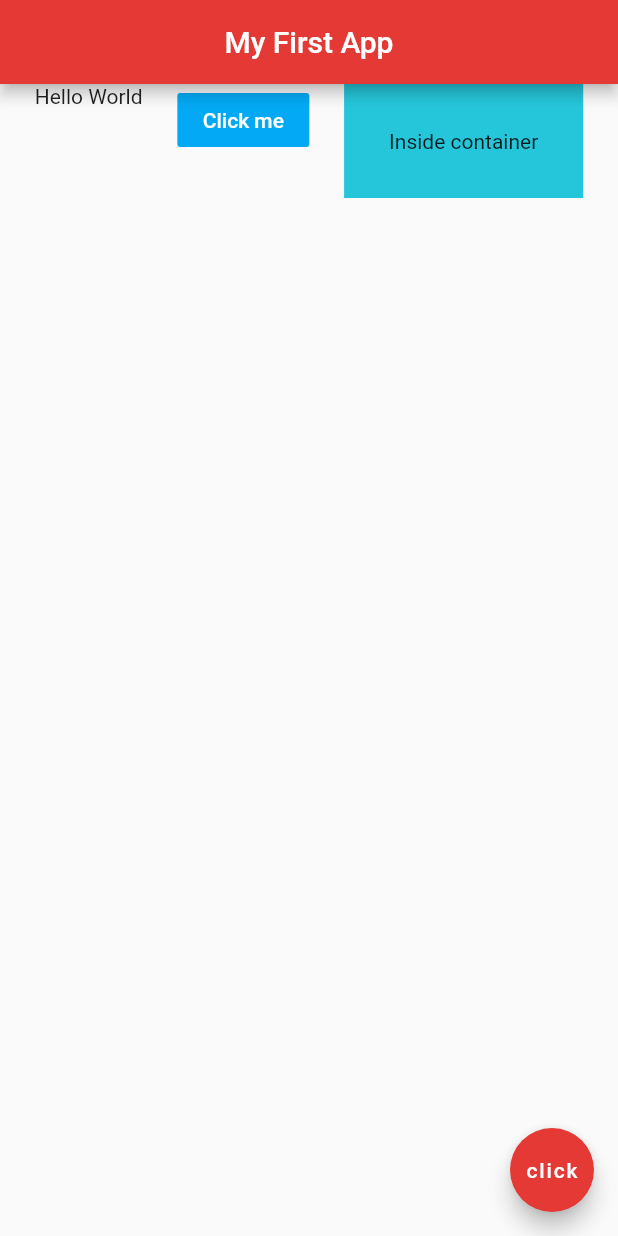
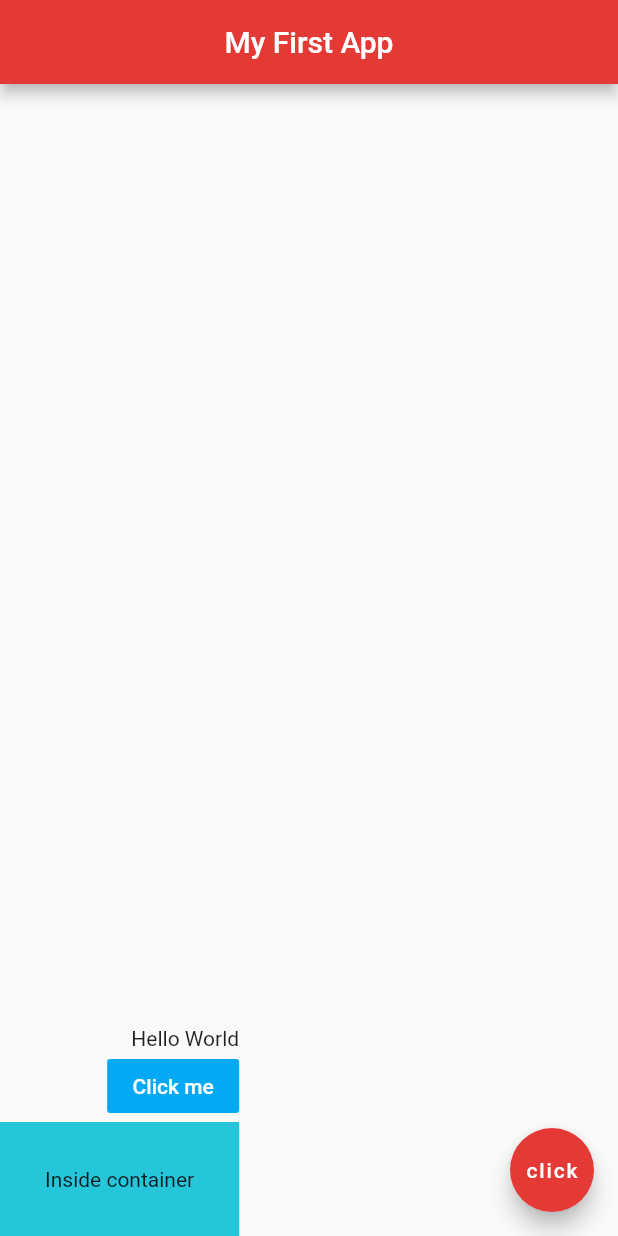
Before and after one commit to hollyphat/flutter-tutorial, a Flutter app: the screen it shows after launch, on a phone screen of 412 x 824 dp. Run offline on Flutter 3.47's test engine with Material 2 defaults, Android fonts, the phone set to English and light mode, and no system bars.

Commit message:
Add columns

```diff
--- a/lib/main.dart
+++ b/lib/main.dart
@@ -14,9 +14,9 @@ class Home extends StatelessWidget {
         centerTitle: true,
         backgroundColor: Colors.red[600],
       ),
-      body: Row(
-        mainAxisAlignment: MainAxisAlignment.spaceEvenly,
-        crossAxisAlignment: CrossAxisAlignment.start,
+      body: Column(
+        mainAxisAlignment: MainAxisAlignment.end,
+        crossAxisAlignment: CrossAxisAlignment.end,
         children: <Widget>[
           Text("Hello World"),
           FlatButton(
```
